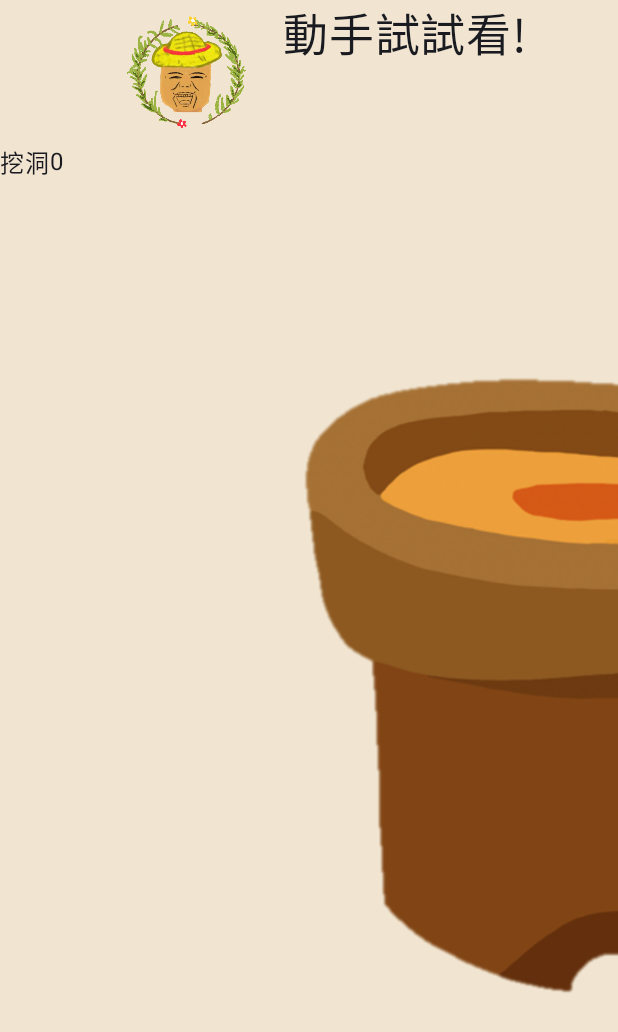
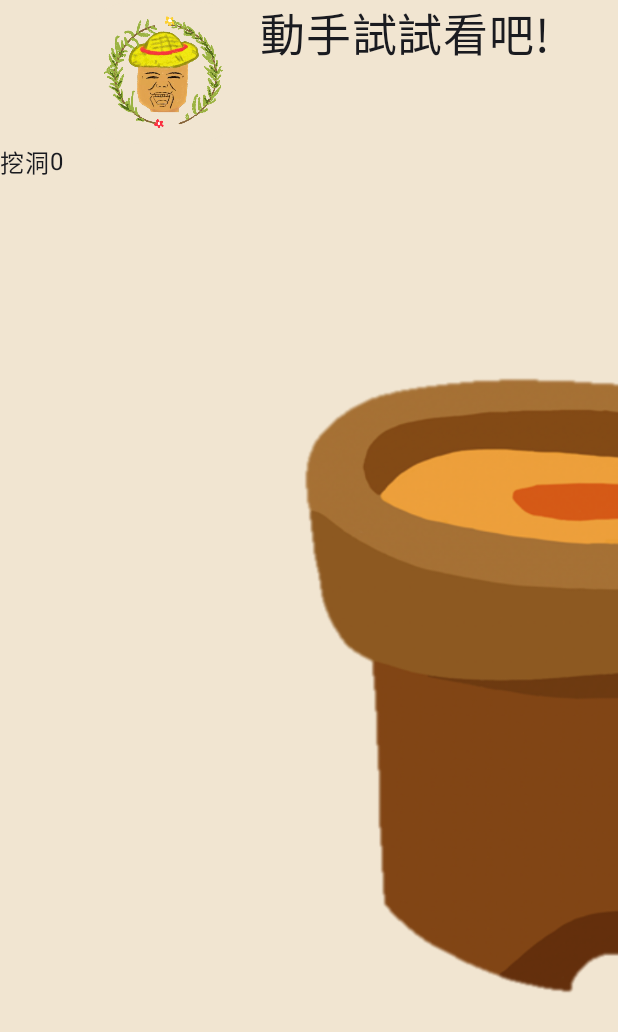
Before and after one commit to Jie018/project, an Android app built with Jetpack Compose: the Forth0Activity screen opened directly, with no data from a screen before it, on a phone screen of 412 x 824 dp. Shown: the top 1032 px of the screen. Run offline under Robolectric (Android 15) with nearby library versions, the phone set to English and light mode, and no system bars.

Commit message:
v8_瑪利亞園丁養成記

```diff
--- a/app/src/main/java/pu/edu/tw/yu/project/Forth0Activity.kt
+++ b/app/src/main/java/pu/edu/tw/yu/project/Forth0Activity.kt
@@ -40,7 +40,7 @@ class Forth0Activity : ComponentActivity() {
             ProjectTheme {
                 Scaffold(modifier = Modifier.fillMaxSize()) { innerPadding ->
                     Greeting40(
-                        name = "動手試試看",
+                        name = "動手試試看吧",
                         modifier = Modifier.padding(innerPadding)
                     )
                 }
```
